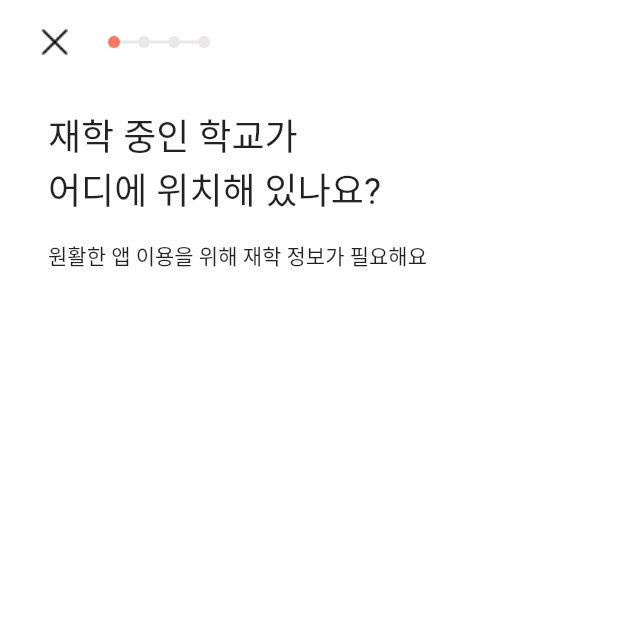
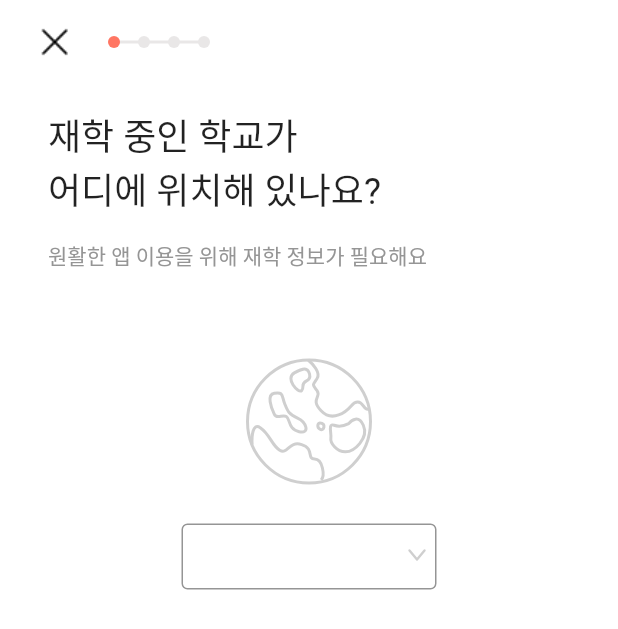
Before and after one commit to Team-Mingle/mingle-frontend, a Flutter app: the FirstSignupScreen screen opened directly, on a phone screen of 412 x 824 dp. Shown: the top 629 px of the screen. Run offline on Flutter 3.47's test engine with Material 2 defaults, Android fonts, the phone set to English and light mode, and no system bars; drawn by our look-alikes of dropdown_button2; our stand-ins replace flutter_svg, flutter_svg_provider; Roboto replaces fonts that are missing (Pretendard).

Commit message:
Completed draft of signup screen

```diff
--- a/mingle/lib/user/view/app_start_screen.dart
+++ b/mingle/lib/user/view/app_start_screen.dart
@@ -1,4 +1,6 @@
 import 'package:flutter/material.dart';
+// import 'package:flutter_svg/flutter_svg.dart';
+import 'package:flutter_svg_provider/flutter_svg_provider.dart';
 import 'package:mingle/common/const/colors.dart';
 import 'package:mingle/user/view/signup_screen/first_signup_screen.dart';
 
@@ -14,11 +16,17 @@ class AppStartScreen extends StatelessWidget {
           padding: const EdgeInsets.only(top: 105, bottom: 65.67, left: 5),
           child: Container(
             decoration: const BoxDecoration(
-                image: DecorationImage(
-              image: AssetImage(
-                  "assets/img/login_screen/ios_illust_gradationApply.jpg"),
-              fit: BoxFit.cover,
-            )),
+              image: DecorationImage(
+                // image: Svg(
+                //     "assets/img/login_screen/ios_illust_gradationApply.svg",
+                //     color: Colors.transparent),
+                // fit: BoxFit.cover),
+
+                image: AssetImage(
+                    "assets/img/login_screen/ios_illust_gradationApply.jpg"),
+                fit: BoxFit.cover,
+              ),
+            ),
           ),
         ),
         Column(
--- a/mingle/lib/user/view/signup_screen/first_signup_screen.dart
+++ b/mingle/lib/user/view/signup_screen/first_signup_screen.dart
@@ -1,8 +1,22 @@
+import 'package:dropdown_button2/dropdown_button2.dart';
 import 'package:flutter/material.dart';
 import 'package:flutter_svg/svg.dart';
+import 'package:mingle/common/const/colors.dart';
 
-class FirstSignupScreen extends StatelessWidget {
+class FirstSignupScreen extends StatefulWidget {
   const FirstSignupScreen({super.key});
+
+  @override
+  State<FirstSignupScreen> createState() => _FirstSignupScreenState();
+}
+
+class _FirstSignupScreenState extends State<FirstSignupScreen> {
+  final List<String> countryList = [
+    '홍콩',
+    '싱가포프',
+    '영국',
+  ];
+  String? selectedCountry;
 
   @override
   Widget build(BuildContext context) {
@@ -16,7 +30,7 @@ class FirstSignupScreen extends StatelessWidget {
             child: IconButton(
               icon: const ImageIcon(
                 AssetImage("assets/img/signup_screen/cross_icon.png"),
-                color: Colors.black,
+                color: GRAYSCALE_BLACK,
               ),
               onPressed: () {
                 Navigator.pop(context);
@@ -25,7 +39,6 @@ class FirstSignupScreen extends StatelessWidget {
           ),
           title: SvgPicture.asset(
             "assets/img/signup_screen/first_indicator.svg",
-            semanticsLabel: 'First indicator',
           )),
       body: SizedBox(
         width: MediaQuery.of(context).size.width,
@@ -50,8 +63,59 @@ class FirstSignupScreen extends StatelessWidget {
                   SizedBox(
                     height: 16.0,
                   ),
-                  Text("원활한 앱 이용을 위해 재학 정보가 필요해요")
+                  Text("원활한 앱 이용을 위해 재학 정보가 필요해요",
+                      style: TextStyle(
+                          color: GRAYSCALE_GRAY_03,
+                          fontSize: 14.0,
+                          fontWeight: FontWeight.w400))
                 ],
+              ),
+            ),
+          ),
+          SizedBox(
+            height: 40,
+          ),
+          SvgPicture.asset("assets/img/signup_screen/globe_icon.svg"),
+          SizedBox(
+            height: 8,
+          ),
+          DropdownButtonHideUnderline(
+            child: DropdownButton2(
+              items: countryList
+                  .map((String country) => DropdownMenuItem<String>(
+                        value: country,
+                        child: Text(
+                          country,
+                          style: TextStyle(
+                              fontSize: 14.0, fontWeight: FontWeight.w400),
+                        ),
+                      ))
+                  .toList(),
+              value: selectedCountry,
+              onChanged: (String? country) {
+                setState(() {
+                  selectedCountry = country;
+                });
+              },
+              buttonStyleData: ButtonStyleData(
+                height: 44,
+                width: 170,
+                padding: const EdgeInsets.only(bottom: 2),
+                decoration: BoxDecoration(
+                    borderRadius: BorderRadius.circular(4),
+                    border: Border.all(
+                      color: GRAYSCALE_GRAY_03,
+                    ),
+                    color: Colors.white),
+                // elevation: 2,
+              ),
+              iconStyleData: IconStyleData(
+                icon: SvgPicture.asset(
+                    "assets/img/signup_screen/dropdown_button_icon.svg"),
+                openMenuIcon: null,
+                iconSize: 14,
+                iconEnabledColor: Colors.yellow,
+                iconDisabledColor: Colors.grey,
               ),
             ),
           )
--- a/mingle/pubspec.yaml
+++ b/mingle/pubspec.yaml
@@ -35,6 +35,8 @@ dependencies:
   # Use with the CupertinoIcons class for iOS style icons.
   cupertino_icons: ^1.0.2
   flutter_svg: ^2.0.7
+  flutter_svg_provider: ^1.0.6
+  dropdown_button2: ^2.3.9
 
 dev_dependencies:
   flutter_test:
@@ -58,11 +60,13 @@ flutter:
   uses-material-design: true
 
   assets:
+    - assets/img/login_screen/ios_illust_gradationApply.svg
     - assets/img/login_screen/ios_illust_gradationApply.jpg
     - assets/img/splash_screen/logo_final.svg
     - assets/img/signup_screen/cross_icon.png
     - assets/img/signup_screen/first_indicator.svg
     - assets/img/signup_screen/globe_icon.svg
+    - assets/img/signup_screen/dropdown_button_icon.svg
 
   fonts:
     - family: Pretendard
```
Also changed, not shown: mingle/assets/img/login_screen/ios_illust_gradationApply.svg (added), mingle/assets/img/signup_screen/dropdown_button_icon.jpg (added), mingle/assets/img/signup_screen/dropdown_button_icon.svg (added), mingle/pubspec.lock.
